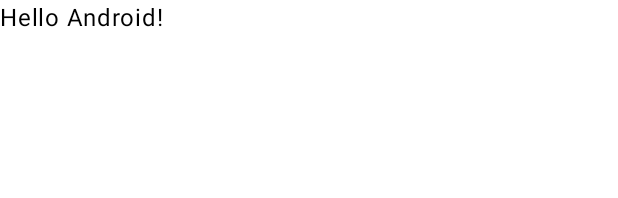
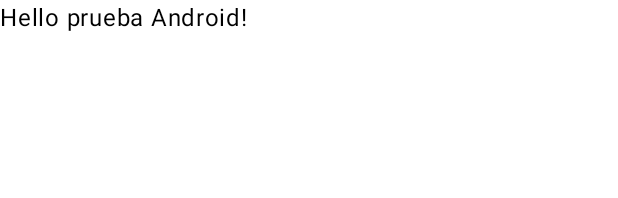
Before and after one commit to TesisEnel/GlamourMarket-Yocaira-Ap2, an Android app built with Jetpack Compose: the @Preview function GreetingPreview, on a phone screen of 412 x 824 dp. Shown: the top 198 px of the screen. Run offline under Robolectric (Android 15) with nearby library versions, the light colour scheme and no system bars.

Commit message:
commit de prueba

```diff
--- a/app/src/main/java/com/ucne/glamourmarket/MainActivity.kt
+++ b/app/src/main/java/com/ucne/glamourmarket/MainActivity.kt
@@ -33,7 +33,7 @@
 @Composable
 fun Greeting(name: String, modifier: Modifier = Modifier) {
     Text(
-        text = "Hello $name!",
+        text = "Hello prueba $name!",
         modifier = modifier
     )
 }
--- a/gradle/libs.versions.toml
+++ b/gradle/libs.versions.toml
@@ -1,5 +1,5 @@
 [versions]
-agp = "8.4.0-rc02"
+agp = "8.5.1"
 cameraCamera2 = "1.4.0-beta02"
 coilCompose = "2.4.0"
 converterMoshi = "2.9.0"
```
